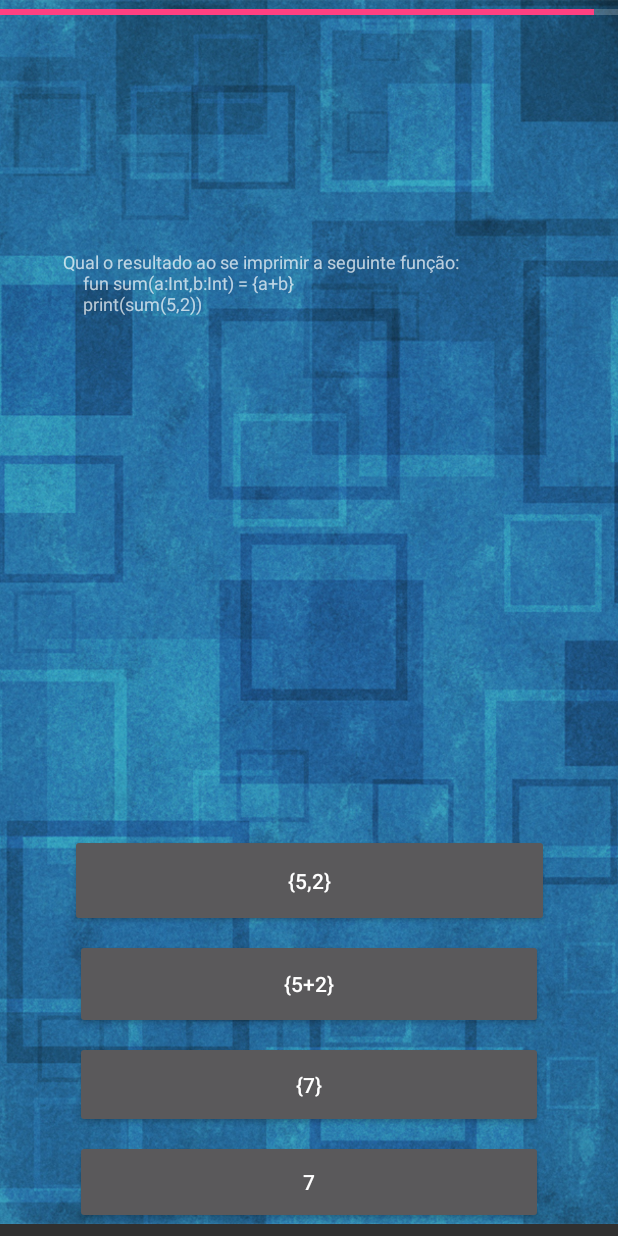
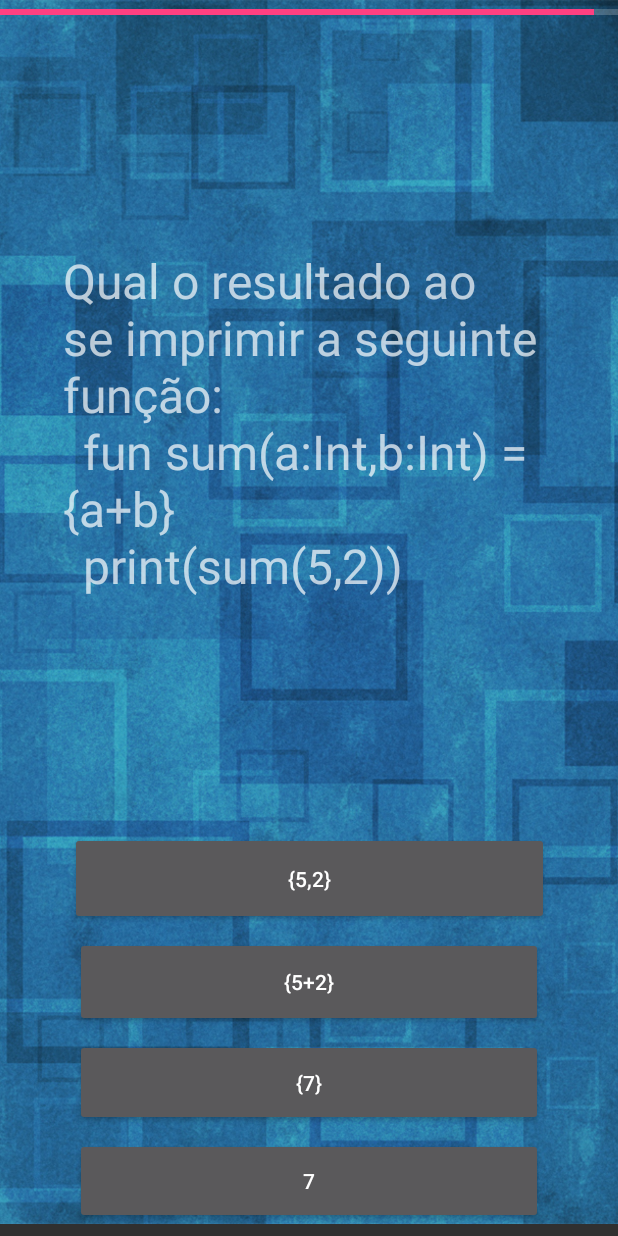
Before and after one commit to pedrohff/kotlinando, an Android app: the ViewQuestao screen opened directly, with no data from a screen before it, on a phone screen of 412 x 824 dp. Run offline under Robolectric (Android 15) with nearby library versions, the phone set to English and light mode, and no system bars; our stand-ins replace Room's generated code; libraries missing offline, so code that uses them is left out: me.grantland.widget; 1 statement that could not run was skipped.

Commit message:
Animação

```diff
--- a/app/build.gradle
+++ b/app/build.gradle
@@ -37,7 +37,7 @@ dependencies {
     androidTestImplementation 'com.android.support.test.espresso:espresso-core:3.0.1'
 
     compile 'com.android.support.constraint:constraint-layout:1.1.0-beta3'
-
+    compile 'com.github.AndroidDeveloperLB:AutoFitTextView:4'
     compile "android.arch.persistence.room:runtime:1.0.0"
     kapt "android.arch.persistence.room:compiler:1.0.0"
     compile 'com.google.code.gson:gson:2.8.2'
--- a/app/src/main/java/com/kotlinquiz/view/ViewQuestao.kt
+++ b/app/src/main/java/com/kotlinquiz/view/ViewQuestao.kt
@@ -18,7 +18,9 @@ import android.animation.Animator
 import android.animation.AnimatorListenerAdapter
 import android.animation.AnimatorSet
 import android.animation.ObjectAnimator
-
+import android.annotation.TargetApi
+import android.os.Build
+import me.grantland.widget.AutofitHelper
 
 
 class ViewQuestao (var segundos:Int = 60, var questao: Questao = Questao(), var countDown: CountDownTimer? = null) : AppCompatActivity() {
@@ -26,6 +28,7 @@ class ViewQuestao (var segundos:Int = 60, var questao: Questao = Questao(), var
     override fun onCreate(savedInstanceState: Bundle?) {
         super.onCreate(savedInstanceState)
         setContentView(R.layout.activity_view_questao)
+        AutofitHelper.create(tvPergunta)
         contador()
         questaoAleatoria()
 
@@ -34,6 +37,15 @@ class ViewQuestao (var segundos:Int = 60, var questao: Questao = Questao(), var
         resp3.setOnClickListener { validaQuestao(resp3.text.toString()) }
         resp4.setOnClickListener { validaQuestao(resp4.text.toString()) }
 
+
+
+    }
+
+    override fun onPostResume() {
+        super.onPostResume()
+        //adição do auto fit no texto de pergunta, próximo teste nos botões.
+        //autofit text view tvPergunta
+        //autofit text button
     }
 
     fun contador() {
@@ -44,11 +56,11 @@ class ViewQuestao (var segundos:Int = 60, var questao: Questao = Questao(), var
                     val porcentagem:Int = (segundos/0.6).toInt()
                     barra.progress = porcentagem
                     print("teste - " + millisRestante)
-                    //ANIMAÇÃO
-
+                    //ANIMAÇÃO DE PERIGO
                 }
 
                 override fun onFinish() {
+//                    animarTempo(100)
                 }
             }
 
@@ -56,6 +68,26 @@ class ViewQuestao (var segundos:Int = 60, var questao: Questao = Questao(), var
             })
         }).start()
     }
+
+   /* @TargetApi(Build.VERSION_CODES.HONEYCOMB)
+    private fun animarTempo(progress: Int) {
+        if (barra.progress < 80){
+            imagem_perigo.alpha = 0.3f;
+            fadeAnimation(imagem_perigo, 3000)
+        } else if (barra.progress < 70) {
+            imagem_perigo.alpha = 0.5f;
+            fadeAnimation(imagem_perigo, 2000)
+        } else if (barra.progress < 50) {
+            imagem_perigo.alpha = 0.7f;
+            fadeAnimation(imagem_perigo, 1000)
+        } else if (barra.progress < 50){
+            imagem_perigo.alpha = 0.8f;
+            fadeAnimation(imagem_perigo, 500)
+        } else {
+            imagem_perigo.alpha = 0.0f;
+            imagem_perigo.animation?.cancel()
+        }
+    }*/
 
     fun lerQuestoes() : List<Questao> {
         val inputStream : InputStream = resources.openRawResource(R.raw.questoes)
--- a/app/src/main/res/layout/activity_view_questao.xml
+++ b/app/src/main/res/layout/activity_view_questao.xml
@@ -49,6 +49,10 @@
         android:layout_marginTop="8dp"
         android:text="TextView"
         android:textSize="12sp"
+        android:autoSizeTextType="uniform"
+        android:autoSizeMinTextSize="12sp"
+        android:autoSizeMaxTextSize="100sp"
+        android:autoSizeStepGranularity="4sp"
         app:layout_constraintBottom_toTopOf="@+id/resp1"
         app:layout_constraintEnd_toEndOf="parent"
         app:layout_constraintStart_toStartOf="parent"
@@ -96,7 +100,7 @@
     <Button
         android:id="@+id/resp4"
         android:layout_width="312dp"
-        android:layout_height="56dp"
+        android:layout_height="57dp"
         android:layout_marginBottom="8dp"
         android:layout_marginEnd="8dp"
         android:layout_marginStart="8dp"
@@ -106,4 +110,5 @@
         app:layout_constraintBottom_toBottomOf="parent"
         app:layout_constraintEnd_toEndOf="parent"
         app:layout_constraintStart_toStartOf="parent" />
+
 </android.support.constraint.ConstraintLayout>
--- a/build.gradle
+++ b/build.gradle
@@ -19,6 +19,7 @@ allprojects {
     repositories {
         google()
         jcenter()
+        maven { url "https://jitpack.io" }
     }
 }
 
```
